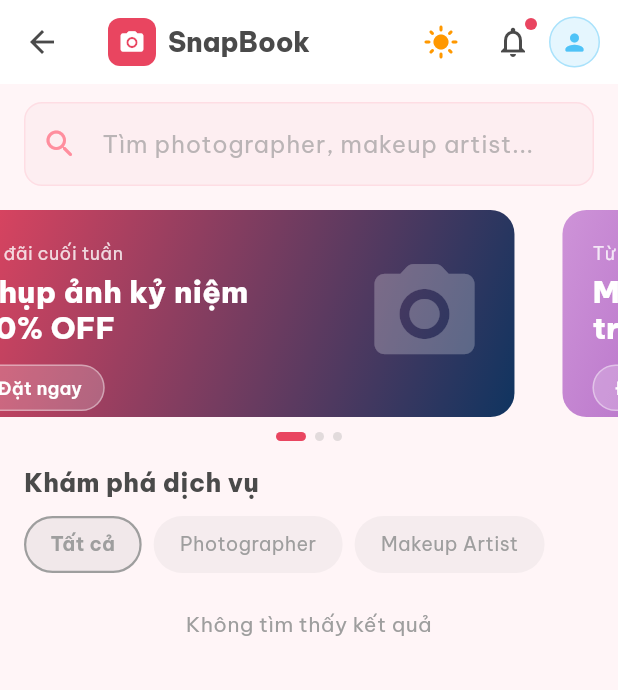
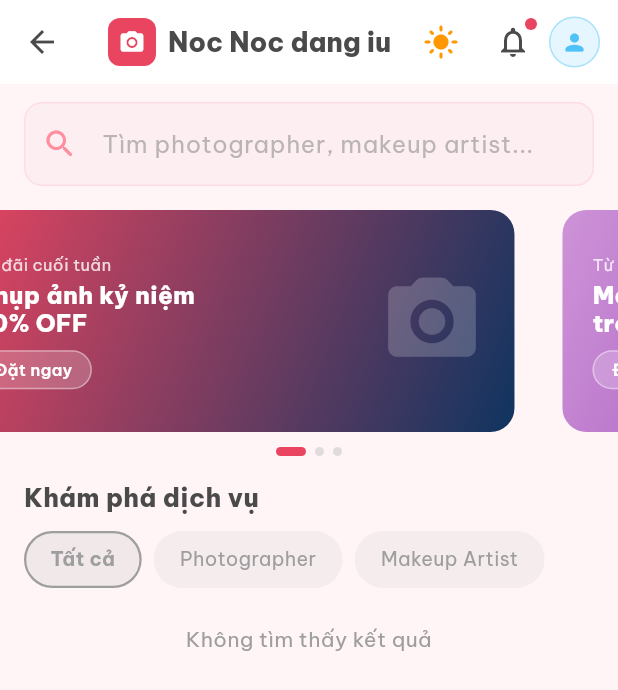
Before and after one commit to XwolveX/photo_booking_app, a Flutter app: the UserHomeScreen screen opened directly, after a tap on the "dark mode" icon, on a phone screen of 412 x 824 dp. Shown: the top 690 px of the screen. Run offline on Flutter 3.47's test engine with Material 3 defaults, Android fonts, the phone set to English and light mode, and no system bars; our stand-ins replace cloud_firestore, firebase_auth, firebase_core, google_fonts, shared_preferences; accounts and stored records are empty.

Commit message:
fix bug of main screen

```diff
--- a/lib/screens/user/user_home_screen.dart
+++ b/lib/screens/user/user_home_screen.dart
@@ -1,5 +1,6 @@
 // lib/screens/user/user_home_screen.dart
 
+import 'dart:async';
 import 'package:flutter/material.dart';
 import 'package:provider/provider.dart';
 import 'package:cloud_firestore/cloud_firestore.dart';
@@ -10,23 +11,20 @@ import '../../models/user_model.dart';
 import '../../models/post_model.dart';
 import '../auth/login_screen.dart';
 
-class UserHomeScreen extends StatefulWidget {
-  const UserHomeScreen({super.key});
+// ── Banner Widget riêng — chỉ rebuild mình nó khi slide ──────
+class _BannerSlider extends StatefulWidget {
+  const _BannerSlider();
 
   @override
-  State<UserHomeScreen> createState() => _UserHomeScreenState();
+  State<_BannerSlider> createState() => _BannerSliderState();
 }
 
-class _UserHomeScreenState extends State<UserHomeScreen>
-    with SingleTickerProviderStateMixin {
-  final _searchCtrl = TextEditingController();
-  String _searchQuery = '';
-  int _selectedFilter = 0; // 0=Tất cả, 1=Photographer, 2=Makeuper
-  int _bannerIndex = 0;
-  final PageController _bannerCtrl = PageController();
+class _BannerSliderState extends State<_BannerSlider> {
+  int _index = 0;
+  final _ctrl = PageController();
+  Timer? _timer;
 
-  // Banner data (hardcode - dễ đổi sang Firestore sau)
-  final List<Map<String, dynamic>> _banners = [
+  final _banners = const [
     {
       'title': 'Chụp ảnh kỷ niệm\n20% OFF',
       'subtitle': 'Ưu đãi cuối tuần',
@@ -53,26 +51,144 @@ class _UserHomeScreenState extends State<UserHomeScreen>
   @override
   void initState() {
     super.initState();
-    // Auto slide banner mỗi 3 giây
-    Future.delayed(Duration.zero, _startBannerAutoPlay);
-  }
-
-  void _startBannerAutoPlay() {
-    Future.doWhile(() async {
-      await Future.delayed(const Duration(seconds: 3));
-      if (!mounted) return false;
-      final next = (_bannerIndex + 1) % _banners.length;
-      _bannerCtrl.animateToPage(next,
+    // Dùng Timer thay Future.doWhile — không rebuild widget cha
+    _timer = Timer.periodic(const Duration(seconds: 3), (_) {
+      if (!mounted) return;
+      final next = (_index + 1) % _banners.length;
+      _ctrl.animateToPage(next,
           duration: const Duration(milliseconds: 400),
           curve: Curves.easeInOut);
-      return true;
     });
   }
 
   @override
   void dispose() {
+    _timer?.cancel();
+    _ctrl.dispose();
+    super.dispose();
+  }
+
+  @override
+  Widget build(BuildContext context) {
+    final isDark = Theme.of(context).brightness == Brightness.dark;
+    return Column(
+      children: [
+        SizedBox(
+          height: 160,
+          child: PageView.builder(
+            controller: _ctrl,
+            onPageChanged: (i) => setState(() => _index = i),
+            itemCount: _banners.length,
+            itemBuilder: (context, i) {
+              final b = _banners[i];
+              return Container(
+                margin: const EdgeInsets.fromLTRB(16, 12, 16, 0),
+                decoration: BoxDecoration(
+                  borderRadius: BorderRadius.circular(16),
+                  gradient: LinearGradient(
+                    colors: [b['color1'] as Color, b['color2'] as Color],
+                    begin: Alignment.topLeft,
+                    end: Alignment.bottomRight,
+                  ),
+                ),
+                child: ClipRRect(
+                  borderRadius: BorderRadius.circular(16),
+                  child: Padding(
+                    padding: const EdgeInsets.symmetric(horizontal: 20, vertical: 16),
+                    child: Row(
+                      crossAxisAlignment: CrossAxisAlignment.center,
+                      children: [
+                        Expanded(
+                          child: Column(
+                            crossAxisAlignment: CrossAxisAlignment.start,
+                            mainAxisAlignment: MainAxisAlignment.center,
+                            children: [
+                              Text(b['subtitle'] as String,
+                                  maxLines: 1,
+                                  overflow: TextOverflow.ellipsis,
+                                  style: TextStyle(
+                                      color: Colors.white.withOpacity(0.8),
+                                      fontSize: 11)),
+                              const SizedBox(height: 3),
+                              Text(b['title'] as String,
+                                  maxLines: 2,
+                                  overflow: TextOverflow.ellipsis,
+                                  style: const TextStyle(
+                                      color: Colors.white,
+                                      fontSize: 16,
+                                      fontWeight: FontWeight.w800,
+                                      height: 1.2)),
+                              const SizedBox(height: 8),
+                              Container(
+                                padding: const EdgeInsets.symmetric(
+                                    horizontal: 12, vertical: 4),
+                                decoration: BoxDecoration(
+                                  color: Colors.white.withOpacity(0.2),
+                                  borderRadius: BorderRadius.circular(20),
+                                  border: Border.all(
+                                      color: Colors.white.withOpacity(0.4)),
+                                ),
+                                child: const Text('Đặt ngay',
+                                    style: TextStyle(
+                                        color: Colors.white,
+                                        fontSize: 11,
+                                        fontWeight: FontWeight.w600)),
+                              ),
+                            ],
+                          ),
+                        ),
+                        Icon(b['icon'] as IconData,
+                            color: Colors.white.withOpacity(0.2), size: 70),
+                      ],
+                    ),
+                  ),
+                ),
+              );
+            },
+          ),
+        ),
+        const SizedBox(height: 10),
+        Row(
+          mainAxisAlignment: MainAxisAlignment.center,
+          children: List.generate(
+            _banners.length,
+                (i) => AnimatedContainer(
+              duration: const Duration(milliseconds: 300),
+              margin: const EdgeInsets.symmetric(horizontal: 3),
+              width: _index == i ? 20 : 6,
+              height: 6,
+              decoration: BoxDecoration(
+                color: _index == i
+                    ? AppTheme.secondary
+                    : (isDark
+                    ? Colors.white24
+                    : Colors.grey.withOpacity(0.3)),
+                borderRadius: BorderRadius.circular(3),
+              ),
+            ),
+          ),
+        ),
+      ],
+    );
+  }
+}
+
+// ── Main Screen ───────────────────────────────────────────────
+class UserHomeScreen extends StatefulWidget {
+  const UserHomeScreen({super.key});
+
+  @override
+  State<UserHomeScreen> createState() => _UserHomeScreenState();
+}
+
+class _UserHomeScreenState extends State<UserHomeScreen> {
+  final _searchCtrl = TextEditingController();
+  String _searchQuery = '';
+  int _selectedFilter = 0;
+
+  @override
+  void dispose() {
     _searchCtrl.dispose();
-    _bannerCtrl.dispose();
     super.dispose();
   }
 
@@ -88,7 +204,7 @@ class _UserHomeScreenState extends State<UserHomeScreen>
         slivers: [
           _buildAppBar(isDark, user),
           SliverToBoxAdapter(child: _buildSearchBar(isDark)),
-          SliverToBoxAdapter(child: _buildBannerSlider(isDark)),
+          const SliverToBoxAdapter(child: _BannerSlider()),
           SliverToBoxAdapter(child: _buildFilterTabs(isDark)),
           SliverToBoxAdapter(child: _buildProviderSection(isDark)),
           SliverToBoxAdapter(child: _buildPostsFeed(isDark)),
@@ -117,7 +233,7 @@ class _UserHomeScreenState extends State<UserHomeScreen>
                 color: Colors.white, size: 18),
           ),
           const SizedBox(width: 8),
-          Text('SnapBook',
+          Text('Noc Noc dang iu',
               style: TextStyle(
                 color: isDark ? Colors.white : AppTheme.lightTextPrimary,
                 fontWeight: FontWeight.w800,
@@ -198,100 +314,6 @@ class _UserHomeScreenState extends State<UserHomeScreen>
               : null,
         ),
       ),
-    );
-  }
-
-  // ── Banner Slider ─────────────────────────────────────────
-  Widget _buildBannerSlider(bool isDark) {
-    return Column(
-      children: [
-        SizedBox(
-          height: 150,
-          child: PageView.builder(
-            controller: _bannerCtrl,
-            onPageChanged: (i) => setState(() => _bannerIndex = i),
-            itemCount: _banners.length,
-            itemBuilder: (context, i) {
-              final b = _banners[i];
-              return Container(
-                margin: const EdgeInsets.fromLTRB(16, 12, 16, 0),
-                decoration: BoxDecoration(
-                  borderRadius: BorderRadius.circular(16),
-                  gradient: LinearGradient(
-                    colors: [b['color1'] as Color, b['color2'] as Color],
-                    begin: Alignment.topLeft,
-                    end: Alignment.bottomRight,
-                  ),
-                ),
-                padding: const EdgeInsets.all(20),
-                child: Row(
-                  children: [
-                    Expanded(
-                      child: Column(
-                        crossAxisAlignment: CrossAxisAlignment.start,
-                        mainAxisAlignment: MainAxisAlignment.center,
-                        children: [
-                          Text(b['subtitle'] as String,
-                              style: TextStyle(
-                                  color: Colors.white.withOpacity(0.8),
-                                  fontSize: 12)),
-                          const SizedBox(height: 6),
-                          Text(b['title'] as String,
-                              style: const TextStyle(
-                                  color: Colors.white,
-                                  fontSize: 20,
-                                  fontWeight: FontWeight.w800,
-                                  height: 1.2)),
-                          const SizedBox(height: 12),
-                          Container(
-                            padding: const EdgeInsets.symmetric(
-                                horizontal: 14, vertical: 6),
-                            decoration: BoxDecoration(
-                              color: Colors.white.withOpacity(0.2),
-                              borderRadius: BorderRadius.circular(20),
-                              border: Border.all(
-                                  color: Colors.white.withOpacity(0.4)),
-                            ),
-                            child: const Text('Đặt ngay',
-                                style: TextStyle(
-                                    color: Colors.white,
-                                    fontSize: 12,
-                                    fontWeight: FontWeight.w600)),
-                          ),
-                        ],
-                      ),
-                    ),
-                    Icon(b['icon'] as IconData,
-                        color: Colors.white.withOpacity(0.25), size: 80),
-                  ],
-                ),
-              );
-            },
-          ),
-        ),
-        // Dot indicator
-        const SizedBox(height: 10),
-        Row(
-          mainAxisAlignment: MainAxisAlignment.center,
-          children: List.generate(
-            _banners.length,
-                (i) => AnimatedContainer(
-              duration: const Duration(milliseconds: 300),
-              margin: const EdgeInsets.symmetric(horizontal: 3),
-              width: _bannerIndex == i ? 20 : 6,
-              height: 6,
-              decoration: BoxDecoration(
-                color: _bannerIndex == i
-                    ? AppTheme.secondary
-                    : (isDark
-                    ? Colors.white24
-                    : Colors.grey.withOpacity(0.3)),
-                borderRadius: BorderRadius.circular(3),
-              ),
-            ),
-          ),
-        ),
-      ],
     );
   }
 
```
